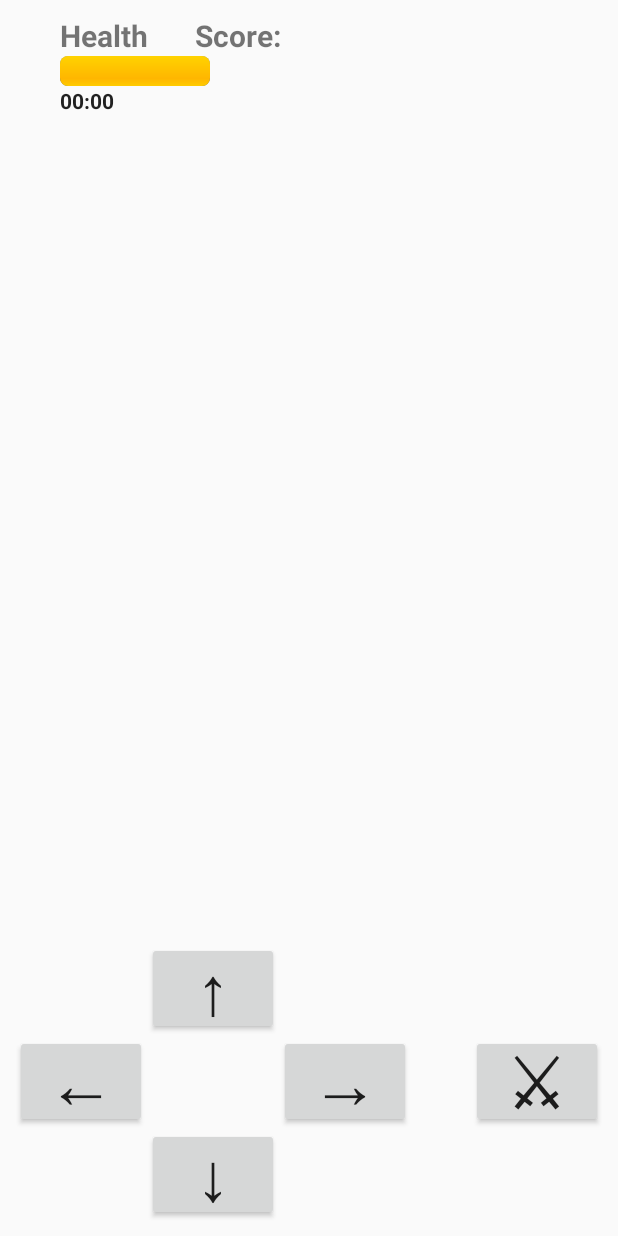
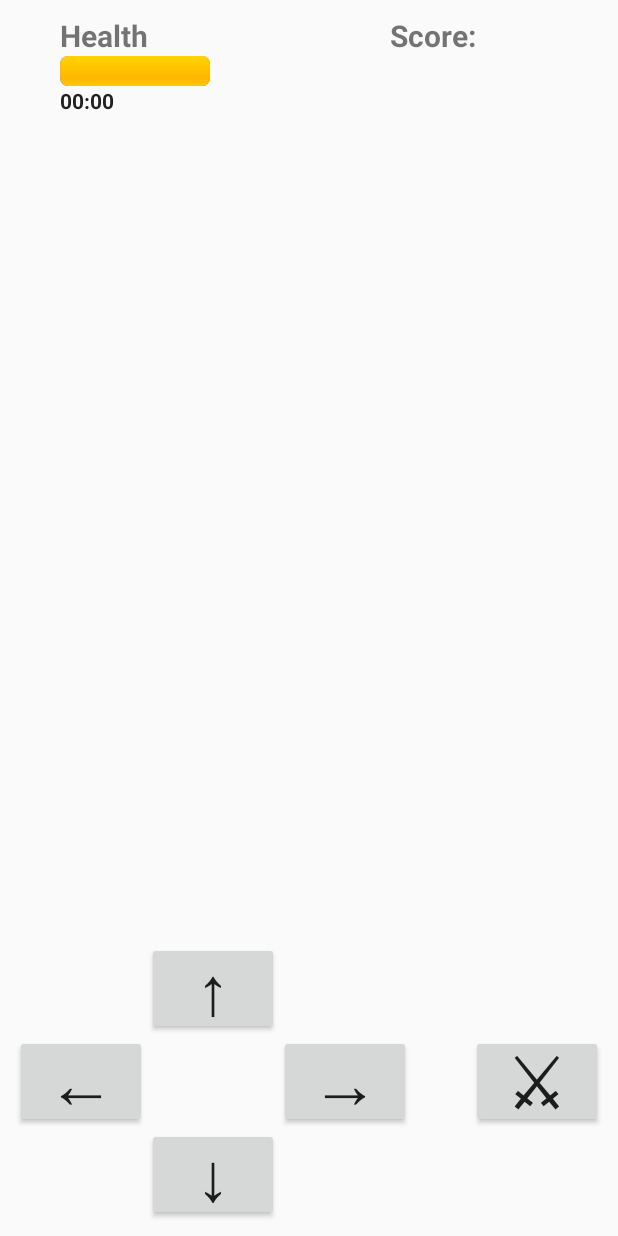
Before and after one commit to Benjamin-Jenne/AD340Game, an Android app: the layout activity_game.xml on its own in the app's theme, with its tools: preview values and no code run, on a phone screen of 412 x 824 dp. Run offline under Robolectric (Android 15) with nearby library versions, the phone set to English and light mode, and no system bars.

Commit message:
more coverage, added game over screen, score counter

```diff
--- a/app/src/main/java/com/example/mapgame/entities/HealthBarListener.java
+++ b/app/src/main/java/com/example/mapgame/entities/HealthBarListener.java
@@ -2,4 +2,6 @@ package com.example.mapgame.entities;
 
 public interface HealthBarListener {
     void onPlayerAttacked();
+    void onPlayerKilled();
+    void onScore();
 }
--- a/app/src/main/res/layout/activity_game.xml
+++ b/app/src/main/res/layout/activity_game.xml
@@ -68,9 +68,34 @@
         android:textStyle="bold"
         android:textSize="@dimen/score_text_size"
         android:layout_alignParentEnd="true"
-        android:layout_below="@+id/textViewScore"
-        android:layout_toStartOf="@id/textViewScore"
-        />
+        android:layout_toEndOf="@id/textViewScore" />
+
+    <TextView
+        android:id="@+id/textViewGameOver"
+        android:layout_width="wrap_content"
+        android:layout_height="wrap_content"
+        android:gravity="center"
+        android:layout_centerHorizontal="true"
+        android:layout_centerVertical="true"
+        android:text="@string/game_over"
+        android:textColor="@color/red"
+        android:textStyle="italic"
+        android:textSize="@dimen/forty"
+        android:visibility="invisible" />
+
+    <Button
+        android:id="@+id/buttonRestart"
+        android:layout_width="wrap_content"
+        android:layout_height="wrap_content"
+        android:padding="@dimen/ten"
+        android:layout_marginTop="@dimen/ten"
+        android:text="@string/restart"
+        android:textSize="@dimen/twenty"
+        android:layout_below="@id/textViewGameOver"
+        android:layout_centerHorizontal="true"
+        android:visibility="invisible"
+        android:onClick="restartGame"/>
+
 
     <Button
         android:id="@+id/buttonLeft"
--- a/app/src/main/res/values/dimens.xml
+++ b/app/src/main/res/values/dimens.xml
@@ -8,5 +8,8 @@
     <dimen name="game_relative_layout_margin">10dp</dimen>
     <dimen name="det_bar_margin_start">30dp</dimen>
     <dimen name="health_text_margin_start">30dp</dimen>
-    <dimen name="score_text_margin_left">120dp</dimen>
+    <dimen name="score_text_margin_left">250dp</dimen>
+    <dimen name="ten">10dp</dimen>
+    <dimen name="twenty">20dp</dimen>
+    <dimen name="forty">40dp</dimen>
 </resources>
--- a/app/src/main/res/values/strings.xml
+++ b/app/src/main/res/values/strings.xml
@@ -19,4 +19,6 @@
     <string name="doh">Doh!</string>
     <string name="score">Score:</string>
     <string name="one_hundred">100</string>
+    <string name="restart">Restart</string>
+    <string name="game_over">Game Over</string>
 </resources>
```
Also changed, not shown: app/src/main/java/com/example/mapgame/GameActivity.java (+30 -4 lines), app/src/main/java/com/example/mapgame/GameFragment.java (+101 -80 lines), 1 other file.
